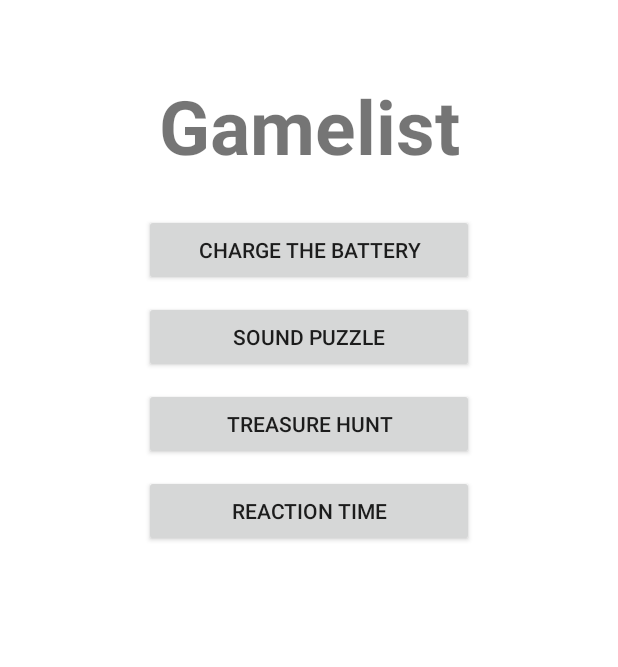
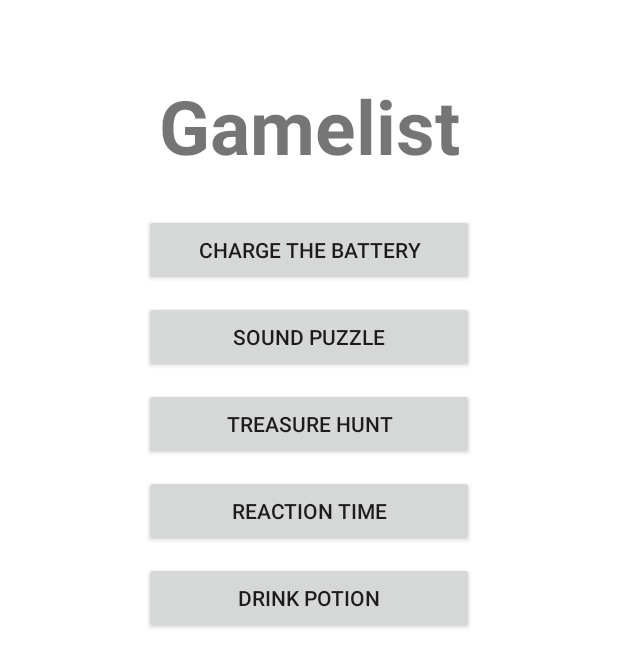
Before and after one commit to Sumsar8920/P9, an Android app: the GameScreen screen opened directly, with no data from a screen before it, on a phone screen of 412 x 824 dp. Shown: the top 667 px of the screen. Run offline under Robolectric (Android 15) with nearby library versions, the phone set to English and light mode, and no system bars.

Commit message:
drinking
Drinking game is working

```diff
--- a/P9/app/src/main/res/layout/activity_accelerometer.xml
+++ b/P9/app/src/main/res/layout/activity_accelerometer.xml
@@ -46,7 +46,7 @@
         app:layout_constraintTop_toBottomOf="@id/greenbar2"/>
 
 
-    <TextView
+    <!--<TextView
         android:id="@+id/xText"
         android:layout_width="wrap_content"
         android:layout_height="wrap_content"
@@ -90,7 +90,7 @@
         android:text="TIMER"
         app:layout_constraintLeft_toLeftOf="parent"
         app:layout_constraintRight_toRightOf="parent"
-        app:layout_constraintTop_toBottomOf="@+id/zText" />
+        app:layout_constraintTop_toBottomOf="@+id/zText" /> -->
 
     <android.support.constraint.Guideline
         android:layout_width="wrap_content"
--- a/P9/app/src/main/res/layout/activity_game_screen.xml
+++ b/P9/app/src/main/res/layout/activity_game_screen.xml
@@ -51,5 +51,13 @@
         android:text="Reaction time"
         android:layout_marginTop="10dp"/>
 
+    <Button
+        android:layout_width="220dp"
+        android:layout_height="wrap_content"
+        android:layout_gravity="center"
+        android:onClick="drinkingGame"
+        android:text="Drink potion"
+        android:layout_marginTop="10dp"/>
+
 
 </LinearLayout>
```
Also changed, not shown: P9/app/src/main/java/com/example/rasmus/p9/MiniGameDrink.java (+43 -16 lines), 1 other file.
